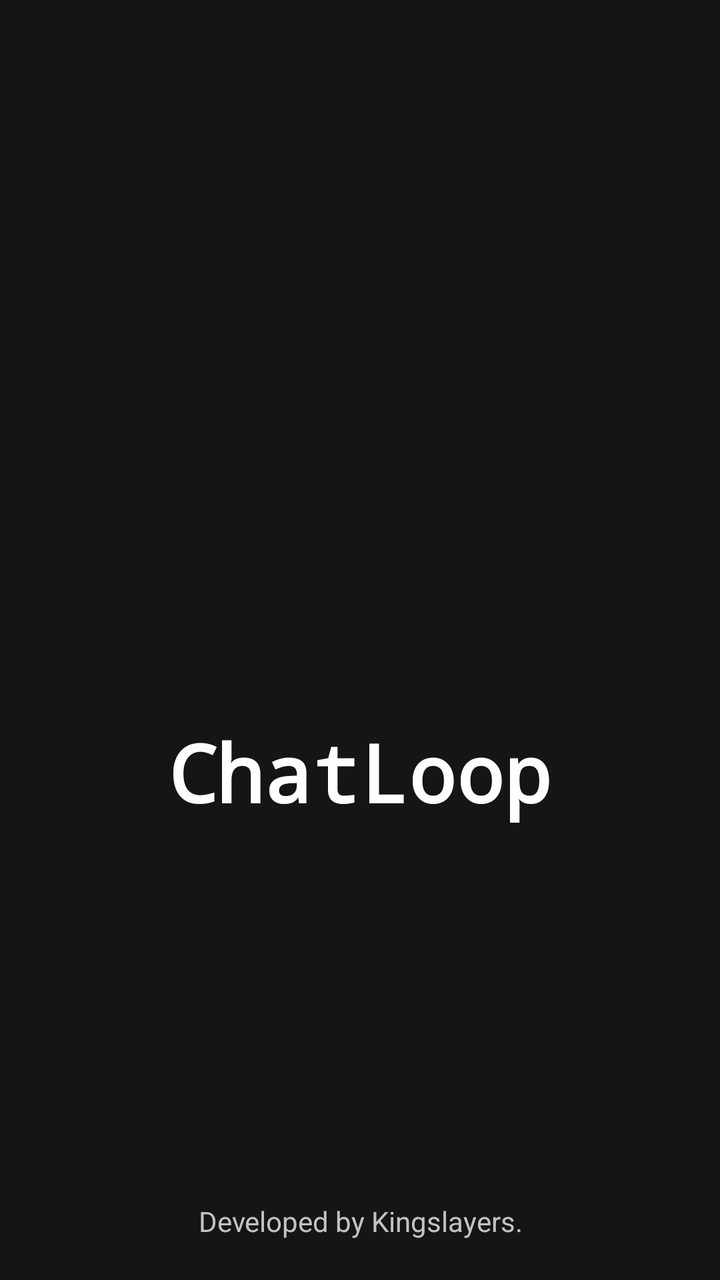
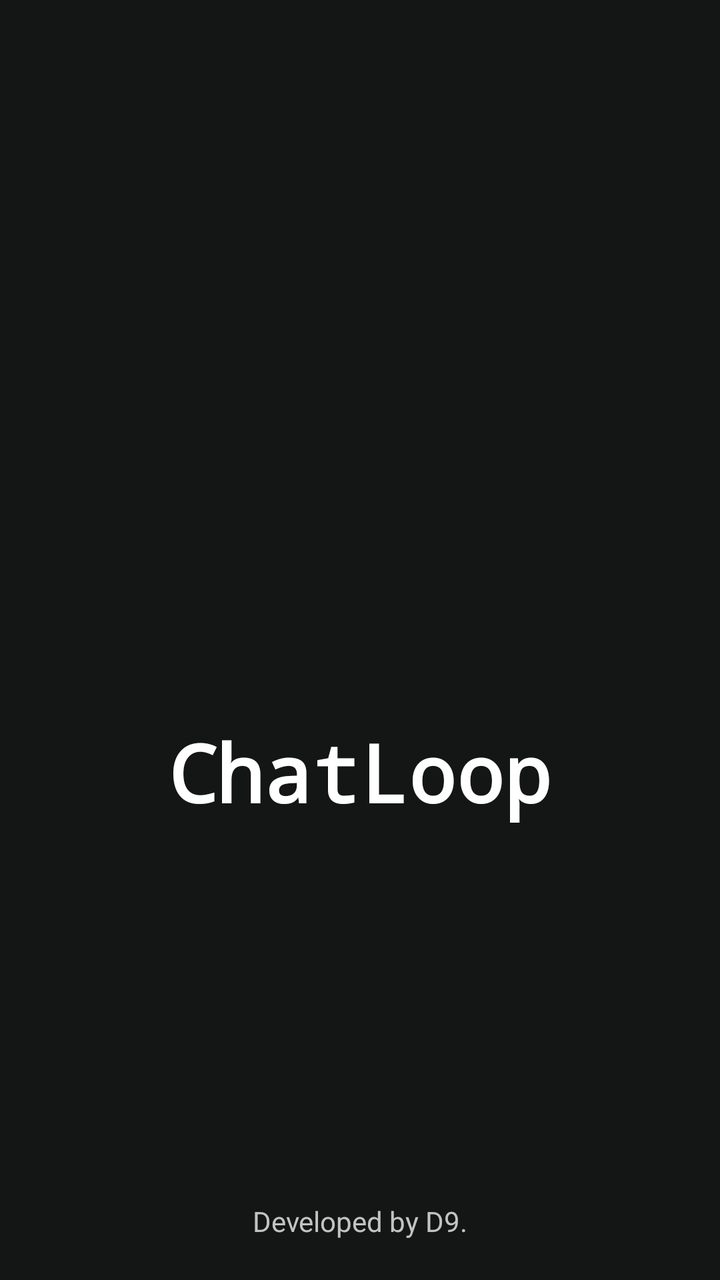

An Android layout rendered at two revisions. The XML below is the earlier revision; the diff shows what the commit changed to produce the second picture.
<!-- AndroidManifest.xml: application theme Theme.ChatLoop -->
<!-- res/layout/activity_splash.xml -->
<?xml version="1.0" encoding="utf-8"?>
<RelativeLayout xmlns:android="http://schemas.android.com/apk/res/android"
    xmlns:app="http://schemas.android.com/apk/res-auto"
    xmlns:tools="http://schemas.android.com/tools"
    android:id="@+id/main"
    android:layout_width="match_parent"
    android:layout_height="match_parent"
    android:background="@color/my_secondary"
    tools:context=".SplashActivity">

    <LinearLayout
        android:layout_width="match_parent"
        android:layout_height="match_parent"
        android:gravity="center"
        android:orientation="vertical">

        <ImageView
            android:layout_width="160dp"
            android:layout_height="160dp"
            android:src="@mipmap/chat_icon" />

        <TextView
            android:layout_width="wrap_content"
            android:layout_height="wrap_content"
            android:layout_marginTop="20dp"
            android:fontFamily="monospace"
            android:text="@string/app_name"
            android:textColor="@color/white"
            android:textSize="40sp"
            android:textStyle="bold" />

        <ProgressBar
            android:layout_width="32dp"
            android:layout_height="wrap_content"
            android:indeterminateTint="@color/my_primary" />

    </LinearLayout>

    <TextView
        android:layout_width="match_parent"
        android:layout_height="wrap_content"
        android:text="Developed by Kingslayers."
        android:layout_alignParentBottom="true"
        android:textColor="@color/light_gray"
        android:gravity="center"
        android:layout_marginBottom="20dp"/>

</RelativeLayout>
<!-- resources referenced by this layout -->
<resources>
  <color name="light_gray">#c3c3c3</color>
  <color name="my_primary">#007BFD</color>
  <color name="my_secondary">#141515</color>
  <color name="white">#FFFFFFFF</color>
  <!-- mipmap chat_icon (mipmap-anydpi-v26) -->
  <?xml version="1.0" encoding="utf-8"?>
  <adaptive-icon xmlns:android="http://schemas.android.com/apk/res/android">
      <background android:drawable="@color/chat_icon_background"/>
      <foreground android:drawable="@mipmap/chat_icon_foreground"/>
  </adaptive-icon>
  <string name="app_name">ChatLoop</string>
  <style name="Theme.ChatLoop" parent="Base.Theme.ChatLoop" />
  <color name="chat_icon_background">@color/my_secondary</color>
  <style name="Base.Theme.ChatLoop" parent="Theme.Material3.DayNight.NoActionBar">
          
          
          <item name="android:windowSoftInputMode">adjustResize</item>
          <item name="colorPrimary">@color/my_primary</item>
          <item name="colorPrimaryVariant">@color/my_primary</item>
          <item name="colorPrimaryDark">@color/off_white</item>
          <item name="colorOnPrimary">#FCFEFE</item>
          
          <item name="colorSecondary">@color/my_secondary</item>
          <item name="colorSecondaryVariant">@color/my_secondary</item>
          <item name="colorOnSecondary">#D6D8D8</item>
          
          <item name="android:statusBarColor">@color/off_white</item>
          
          <item name="android:windowBackground">@color/my_secondary</item>
      </style>
  <color name="off_white">#fafafa</color>
</resources>

<!-- the commit's change to res/layout/activity_splash.xml (unified diff, before → after) -->
@@ -39,7 +39,7 @@
     <TextView
         android:layout_width="match_parent"
         android:layout_height="wrap_content"
-        android:text="Developed by Kingslayers."
+        android:text="Developed by D9."
         android:layout_alignParentBottom="true"
         android:textColor="@color/light_gray"
         android:gravity="center"
